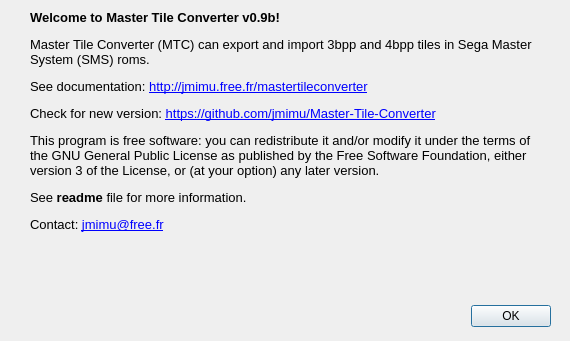
The window that dialog_about.ui (jmimu/Master-Tile-Converter) describes before a commit, drawn with Qt 5.
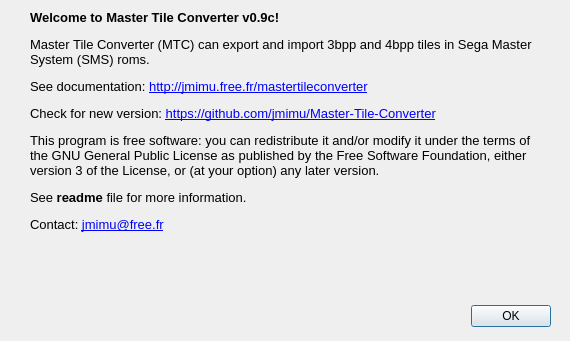
The same window after the commit. Icons and pictures are not drawn.

```diff
--- a/dialog_about.ui
+++ b/dialog_about.ui
@@ -47,7 +47,7 @@
 &lt;html&gt;&lt;head&gt;&lt;meta name=&quot;qrichtext&quot; content=&quot;1&quot; /&gt;&lt;style type=&quot;text/css&quot;&gt;
 p, li { white-space: pre-wrap; }
 &lt;/style&gt;&lt;/head&gt;&lt;body style=&quot; font-family:'Sans Serif'; font-size:9pt; font-weight:400; font-style:normal;&quot;&gt;
-&lt;p style=&quot; margin-top:16px; margin-bottom:12px; margin-left:0px; margin-right:0px; -qt-block-indent:0; text-indent:0px;&quot;&gt;&lt;span style=&quot; font-family:'Sans'; font-size:10pt; font-weight:600;&quot;&gt;Welcome to Master Tile Converter v0.9b!&lt;/span&gt;&lt;/p&gt;
+&lt;p style=&quot; margin-top:16px; margin-bottom:12px; margin-left:0px; margin-right:0px; -qt-block-indent:0; text-indent:0px;&quot;&gt;&lt;span style=&quot; font-family:'Sans'; font-size:10pt; font-weight:600;&quot;&gt;Welcome to Master Tile Converter v0.9c!&lt;/span&gt;&lt;/p&gt;
 &lt;p style=&quot; margin-top:12px; margin-bottom:12px; margin-left:0px; margin-right:0px; -qt-block-indent:0; text-indent:0px;&quot;&gt;&lt;span style=&quot; font-family:'Sans'; font-size:10pt;&quot;&gt;Master Tile Converter (MTC) can export and import 3bpp and 4bpp tiles in Sega Master System (SMS) roms.&lt;/span&gt;&lt;/p&gt;
 &lt;p style=&quot; margin-top:12px; margin-bottom:12px; margin-left:0px; margin-right:0px; -qt-block-indent:0; text-indent:0px;&quot;&gt;&lt;span style=&quot; font-family:'Sans'; font-size:10pt;&quot;&gt;See documentation: &lt;/span&gt;&lt;a href=&quot;http://jmimu.free.fr/mastertileconverter&quot;&gt;&lt;span style=&quot; font-family:'Sans'; font-size:10pt; text-decoration: underline; color:#0000ff;&quot;&gt;http://jmimu.free.fr/mastertileconverter&lt;/span&gt;&lt;/a&gt;&lt;/p&gt;
 &lt;p style=&quot; margin-top:12px; margin-bottom:12px; margin-left:0px; margin-right:0px; -qt-block-indent:0; text-indent:0px;&quot;&gt;&lt;span style=&quot; font-family:'Sans'; font-size:10pt;&quot;&gt;Check for new version: &lt;/span&gt;&lt;a href=&quot;https://github.com/jmimu/Master-Tile-Converter&quot;&gt;&lt;span style=&quot; font-family:'Sans'; font-size:10pt; text-decoration: underline; color:#0000ff;&quot;&gt;https://github.com/jmimu/Master-Tile-Converter&lt;/span&gt;&lt;/a&gt;&lt;/p&gt;
```
